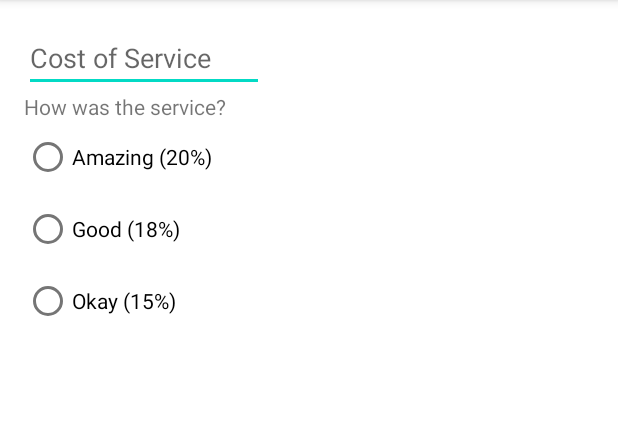
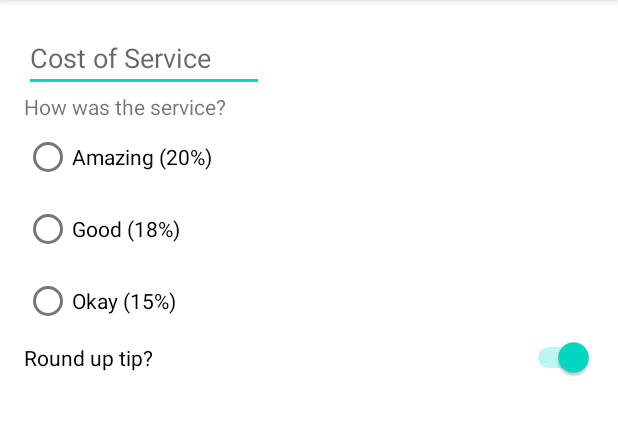
Before and after one commit to NaturalBug/tip-time, an Android app: the screen it shows after launch (MainActivity), on a phone screen of 412 x 824 dp, the part 84-520 px from its top. Run offline under Robolectric (Android 15) with nearby library versions, the phone set to English and light mode, and no system bars.

Commit message:
feat: add round up switch

```diff
--- a/app/src/main/res/layout/activity_main.xml
+++ b/app/src/main/res/layout/activity_main.xml
@@ -49,4 +49,13 @@
             android:layout_height="wrap_content"
             android:text="Okay (15%)" />
     </RadioGroup>
+    <Switch
+        android:id="@+id/round_up_switch"
+        android:layout_width="0dp"
+        android:layout_height="wrap_content"
+        android:checked="true"
+        android:text="Round up tip?"
+        app:layout_constraintEnd_toEndOf="parent"
+        app:layout_constraintStart_toStartOf="@id/tip_options"
+        app:layout_constraintTop_toBottomOf="@id/tip_options" />
 </androidx.constraintlayout.widget.ConstraintLayout>
```
